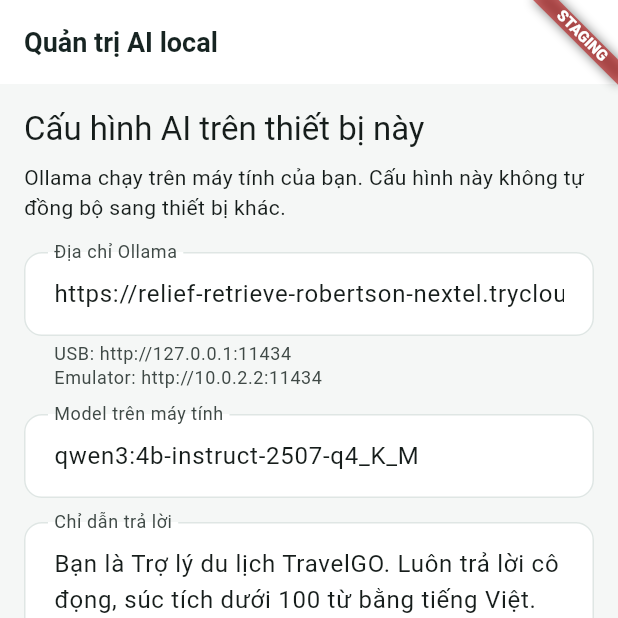
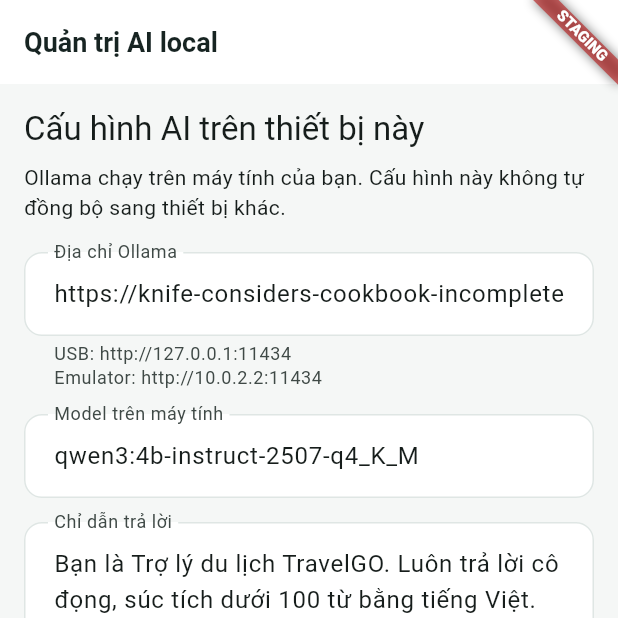
Before and after one commit to plhhoang2005/travel-go-mobile, a Flutter app: the AdminAiManagementScreen screen opened directly, on a phone screen of 412 x 824 dp, the top half of it. Run offline on Flutter 3.47's test engine with Material 3 defaults, Android fonts, the light colour scheme and no system bars; our stand-ins replace app_links, dio, fl_chart, flutter_animate, flutter_map, latlong2 and 3 more; accounts and stored records are empty; network calls fail.

Commit message:
fix(ai): update localOllamaHost to active Cloudflare tunnel

```diff
--- a/lib/core/constants/api_constants.dart
+++ b/lib/core/constants/api_constants.dart
@@ -29,7 +29,7 @@
   static const String health = '/health';
 
   // Local Ollama AI Constants
-  static const String localOllamaHost = 'https://relief-retrieve-robertson-nextel.trycloudflare.com';
+  static const String localOllamaHost = 'https://knife-considers-cookbook-incomplete.trycloudflare.com';
   static const String localOllamaModel = 'qwen3:4b-instruct-2507-q4_K_M';
 
   static const Duration connectTimeout = Duration(seconds: 15);
--- /dev/null
+++ b/tools/current_tunnel_url.txt
@@ -0,0 +1 @@
+https://knife-considers-cookbook-incomplete.trycloudflare.com
```
